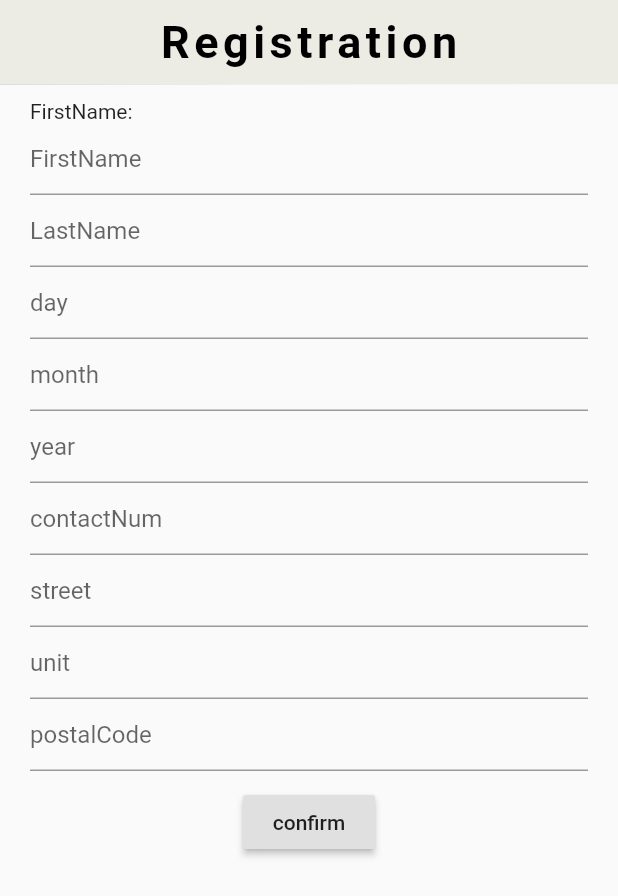
After one commit to neutralcreepdev/neutral_creep_dev, a Flutter app: the SignUpPage screen opened directly, on a phone screen of 412 x 824 dp. The commit adds this screen. Shown: the top 896 px of the screen. Run offline on Flutter 3.47's test engine with Material 2 defaults, Android fonts, the phone set to English and light mode, and no system bars; our stand-ins replace cloud_firestore, firebase_auth, fluttertoast, font_awesome_flutter, google_sign_in; missing offline and left inert: barcode_scan; accounts and stored records are empty.

Commit message:
neutral_creep_dev_v4

```diff
--- a/lib/main.dart
+++ b/lib/main.dart
@@ -1,4 +1,5 @@
 import 'package:flutter/material.dart';
+import 'package:neutral_creep_dev/pages/deliveryConfirmationPage.dart';
 
 import './pages/startPage.dart';
 
--- a/lib/models/customer.dart
+++ b/lib/models/customer.dart
@@ -39,6 +39,12 @@ class Customer extends User {
         currentCart: new Cart());
   }
 
+  void createNewCustomer(){
+    this.currentCart = new Cart();
+    List<CreditCard> creditCards = new List<CreditCard>();
+    this.eWallet = new EWallet(eCreadits: 0, creditCards: creditCards);
+  }
+
   void clearCart() {
     currentCart.clear();
   }
--- /dev/null
+++ b/lib/models/delivery.dart
@@ -0,0 +1,46 @@
+import 'package:flutter/material.dart';
+
+class Delivery {
+  List<Order> orders = new List<Order>();
+
+  void clear() {
+    orders.clear();
+  }
+  int getOrdersSize() {
+    return orders.length;
+  }
+  Order getOrders(int index) {
+    return orders[index];
+  }
+
+  void addOrders(Order order) {
+    orders.add(order);
+  }
+
+  @override
+  String toString() {
+    return "orders=$orders";
+  }
+}
+
+class Order {
+  String orderID, name, customerId;
+  Map address;
+  DateTime date;
+  List items;
+  double totalAmount;
+
+  Order(
+      {this.orderID, this.name, this.address, this.date, this.customerId, this.items, this.totalAmount
+      });
+
+  @override
+  String toString() {
+    return "ORDER#$orderID\n"
+        "NAME: $name\n"
+        "LOCATION: ${address['street']}\n"
+        "UNIT: ${address['unit']}\n"
+        "POSTAL CODE: ${address['postalCode']}\n";
+
+  }
+}
--- a/lib/models/eWallet.dart
+++ b/lib/models/eWallet.dart
@@ -29,7 +29,12 @@ class EWallet {
   String toString() {
     return "eCredits=$eCreadits, creditCards=$creditCards";
   }
+
+  void add500(){
+    eCreadits+=500.00;
+  }
 }
+
 
 class CreditCard {
   String fullName, cardNum, bankName;
--- a/lib/models/transaction.dart
+++ b/lib/models/transaction.dart
@@ -8,6 +8,7 @@ class Transaction {
   double totalAmount;
   DateTime dateOfTransaction;
   TransactionType type;
+  String status;
 
   @override
   String toString() {
--- /dev/null
+++ b/lib/pages/signUpPage.dart
@@ -0,0 +1,142 @@
+import 'package:flutter/material.dart';
+import 'package:neutral_creep_dev/models/customer.dart';
+
+import 'package:neutral_creep_dev/helpers/color_helper.dart';
+import 'package:neutral_creep_dev/services/dbService.dart';
+
+import 'package:neutral_creep_dev/pages/homePage.dart';
+
+class SignUpPage extends StatefulWidget {
+  final String uid;
+  final DBService db;
+
+  SignUpPage({this.uid, this.db});
+
+  @override
+  _SignUpPageState createState() => _SignUpPageState(db: db, uid: uid);
+}
+
+class _SignUpPageState extends State<SignUpPage> {
+  final DBService db;
+  String uid;
+  Customer customer;
+
+  _SignUpPageState({this.db, this.uid});
+
+  final _firstNameController = TextEditingController();
+  final _lastNameController = TextEditingController();
+  final _dayController = TextEditingController();
+  final _monthController = TextEditingController();
+  final _yearController = TextEditingController();
+  final _contactNumController = TextEditingController();
+  final _streetController = TextEditingController();
+  final _unitController = TextEditingController();
+  final _postalCodeController = TextEditingController();
+
+  @override
+  Widget build(BuildContext context) {
+    return Scaffold(
+        appBar: AppBar(
+          backgroundColor: alablaster,
+          centerTitle: true,
+          title: Text(
+            "Registration",
+            style: TextStyle(
+                color: Colors.black,
+                fontWeight: FontWeight.bold,
+                fontSize: 30,
+                letterSpacing: 3),
+          ),
+          elevation: 0.2,
+        ),
+        body: Container(
+          child: Column(
+            children: <Widget>[
+              Padding(
+                padding: EdgeInsets.fromLTRB(20, 10, 20, 10),
+                child: Column(
+                  crossAxisAlignment: CrossAxisAlignment.stretch,
+                  children: <Widget>[
+                    Text("FirstName:"),
+                    TextFormField(
+                      decoration: InputDecoration(hintText: "FirstName"),
+                      controller: _firstNameController,
+                    ),
+                    TextFormField(
+                      decoration: InputDecoration(hintText: "LastName"),
+                      controller: _lastNameController,
+                    ),
+                    TextFormField(
+                      decoration: InputDecoration(hintText: "day"),
+                      controller: _dayController,
+                    ),
+                    TextFormField(
+                      decoration: InputDecoration(hintText: "month"),
+                      controller: _monthController,
+                    ),
+                    TextFormField(
+                      decoration: InputDecoration(hintText: "year"),
+                      controller: _yearController,
+                    ),
+                    TextFormField(
+                      decoration: InputDecoration(hintText: "contactNum"),
+                      controller: _contactNumController,
+                    ),
+                    TextFormField(
+                      decoration: InputDecoration(hintText: "street"),
+                      controller: _streetController,
+                    ),
+                    TextFormField(
+                      decoration: InputDecoration(hintText: "unit"),
+                      controller: _unitController,
+                    ),
+                    TextFormField(
+                      decoration: InputDecoration(hintText: "postalCode"),
+                      controller: _postalCodeController,
+                    ),
+                  ],
+                ),
+              ),
+              RaisedButton(
+                onPressed: () {
+                  customer = _confirmDetails(uid);
+                  db.writeNewCustomer(customer);
+                  Navigator.of(context).pushReplacement(MaterialPageRoute(
+                      settings: RouteSettings(name: "home"),
+                      builder: (context) => HomePage(
+                            customer: customer,
+                            db: db,
+                          )));
+                },
+                child: Text('confirm'),
+              )
+            ],
+          ),
+        ));
+  }
+
+  Customer _confirmDetails(String uid) {
+    String firstName = _firstNameController.text;
+    String lastName = _lastNameController.text;
+    String day = _dayController.text;
+    String month = _monthController.text;
+    String year = _yearController.text;
+    String contactNum = _contactNumController.text;
+    String street = _streetController.text;
+    String unit = _unitController.text;
+    String postalCode = _postalCodeController.text;
+
+    Map address = {"street": street, "unit": unit, "postalCode": postalCode};
+    Map dob = {"day": day, "month": month, "year": year};
+
+    Customer customer = new Customer(
+        id: uid,
+        firstName: firstName,
+        lastName: lastName,
+        dob: dob,
+        contactNum: contactNum,
+        address: address);
+    customer.createNewCustomer();
+    return customer;
+  }
+}
--- a/pubspec.yaml
+++ b/pubspec.yaml
@@ -35,6 +35,10 @@ dependencies:
   firebase_storage: ^3.0.6
 
   barcode_scan: ^1.0.0
+
+  fluttertoast: ^3.1.3
+  crypto: ^2.1.3
+
 
 dev_dependencies:
   flutter_test:
```
Also changed, not shown: lib/pages/deliveryConfirmationPage.dart (added, +96 -0 lines), lib/pages/deliveryListPage.dart (added, +108 -0 lines), lib/pages/homePage.dart (+35 -4 lines), lib/pages/loginSignupPage.dart (+4 -13 lines), lib/pages/paymentPage.dart (+78 -12 lines), lib/services/dbService.dart (+79 -3 lines), pubspec.lock, 1 other file.
